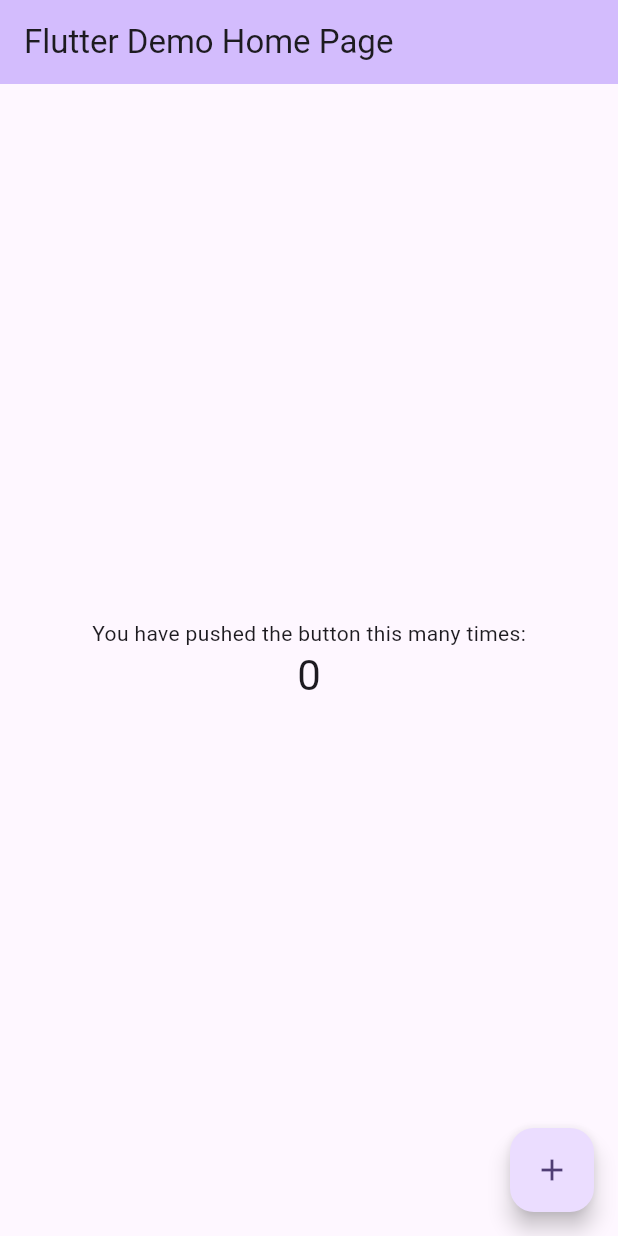
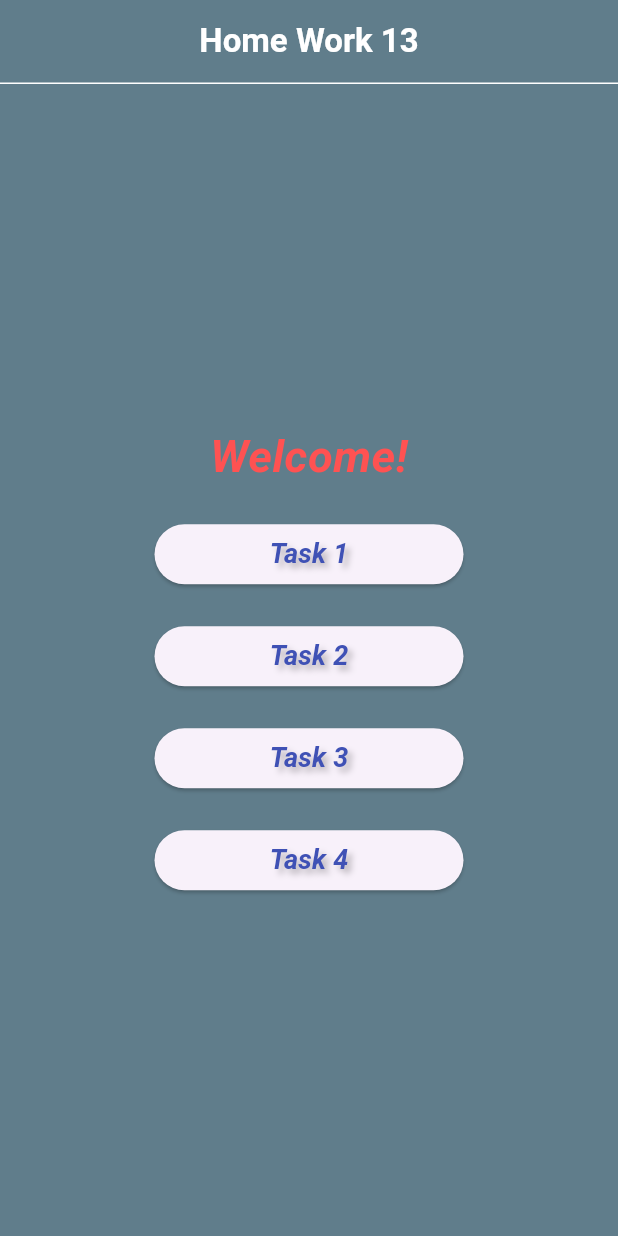
Before and after one commit to Spartakm67/flutter_hw13, a Flutter app: the screen it shows after launch, on a phone screen of 412 x 824 dp. Run offline on Flutter 3.47's test engine with Material 3 defaults, Android fonts, the phone set to English and light mode, and no system bars.

Commit message:
Task1 added

```diff
--- a/analysis_options.yaml
+++ b/analysis_options.yaml
@@ -11,7 +11,7 @@ include: package:flutter_lints/flutter.yaml
 
 linter:
   # The lint rules applied to this project can be customized in the
-  # section below to disable rules from the `package:flutter_lints/flutter.yaml`
+  # section below to disable rules from the `package: flutter_lints/flutter.yaml`
   # included above or to enable additional rules. A list of all available lints
   # and their documentation is published at https://dart.dev/lints.
   #
@@ -21,6 +21,7 @@ linter:
   # `// ignore_for_file: name_of_lint` syntax on the line or in the file
   # producing the lint.
   rules:
+    - require_trailing_commas
     # avoid_print: false  # Uncomment to disable the `avoid_print` rule
     # prefer_single_quotes: true  # Uncomment to enable the `prefer_single_quotes` rule
 
--- a/lib/main.dart
+++ b/lib/main.dart
@@ -1,4 +1,5 @@
 import 'package:flutter/material.dart';
+import 'package:flutter_hw13/screens/home_screen.dart';
 
 void main() {
   runApp(const MyApp());
@@ -7,119 +8,16 @@ void main() {
 class MyApp extends StatelessWidget {
   const MyApp({super.key});
 
-  // This widget is the root of your application.
   @override
   Widget build(BuildContext context) {
     return MaterialApp(
+      debugShowCheckedModeBanner: false,
       title: 'Flutter Demo',
       theme: ThemeData(
-        // This is the theme of your application.
-        //
-        // TRY THIS: Try running your application with "flutter run". You'll see
-        // the application has a purple toolbar. Then, without quitting the app,
-        // try changing the seedColor in the colorScheme below to Colors.green
-        // and then invoke "hot reload" (save your changes or press the "hot
-        // reload" button in a Flutter-supported IDE, or press "r" if you used
-        // the command line to start the app).
-        //
-        // Notice that the counter didn't reset back to zero; the application
-        // state is not lost during the reload. To reset the state, use hot
-        // restart instead.
-        //
-        // This works for code too, not just values: Most code changes can be
-        // tested with just a hot reload.
         colorScheme: ColorScheme.fromSeed(seedColor: Colors.deepPurple),
         useMaterial3: true,
       ),
-      home: const MyHomePage(title: 'Flutter Demo Home Page'),
+      home: const HomeScreen(),
     );
   }
 }
-
-class MyHomePage extends StatefulWidget {
-  const MyHomePage({super.key, required this.title});
-
-  // This widget is the home page of your application. It is stateful, meaning
-  // that it has a State object (defined below) that contains fields that affect
-  // how it looks.
-
-  // This class is the configuration for the state. It holds the values (in this
-  // case the title) provided by the parent (in this case the App widget) and
-  // used by the build method of the State. Fields in a Widget subclass are
-  // always marked "final".
-
-  final String title;
-
-  @override
-  State<MyHomePage> createState() => _MyHomePageState();
-}
-
-class _MyHomePageState extends State<MyHomePage> {
-  int _counter = 0;
-
-  void _incrementCounter() {
-    setState(() {
-      // This call to setState tells the Flutter framework that something has
-      // changed in this State, which causes it to rerun the build method below
-      // so that the display can reflect the updated values. If we changed
-      // _counter without calling setState(), then the build method would not be
-      // called again, and so nothing would appear to happen.
-      _counter++;
-    });
-  }
-
-  @override
-  Widget build(BuildContext context) {
-    // This method is rerun every time setState is called, for instance as done
-    // by the _incrementCounter method above.
-    //
-    // The Flutter framework has been optimized to make rerunning build methods
-    // fast, so that you can just rebuild anything that needs updating rather
-    // than having to individually change instances of widgets.
-    return Scaffold(
-      appBar: AppBar(
-        // TRY THIS: Try changing the color here to a specific color (to
-        // Colors.amber, perhaps?) and trigger a hot reload to see the AppBar
-        // change color while the other colors stay the same.
-        backgroundColor: Theme.of(context).colorScheme.inversePrimary,
-        // Here we take the value from the MyHomePage object that was created by
-        // the App.build method, and use it to set our appbar title.
-        title: Text(widget.title),
-      ),
-      body: Center(
-        // Center is a layout widget. It takes a single child and positions it
-        // in the middle of the parent.
-        child: Column(
-          // Column is also a layout widget. It takes a list of children and
-          // arranges them vertically. By default, it sizes itself to fit its
-          // children horizontally, and tries to be as tall as its parent.
-          //
-          // Column has various properties to control how it sizes itself and
-          // how it positions its children. Here we use mainAxisAlignment to
-          // center the children vertically; the main axis here is the vertical
-          // axis because Columns are vertical (the cross axis would be
-          // horizontal).
-          //
-          // TRY THIS: Invoke "debug painting" (choose the "Toggle Debug Paint"
-          // action in the IDE, or press "p" in the console), to see the
-          // wireframe for each widget.
-          mainAxisAlignment: MainAxisAlignment.center,
-          children: <Widget>[
-            const Text(
-              'You have pushed the button this many times:',
-            ),
-            Text(
-              '$_counter',
-              style: Theme.of(context).textTheme.headlineMedium,
-            ),
-          ],
-        ),
-      ),
-      floatingActionButton: FloatingActionButton(
-        onPressed: _incrementCounter,
-        tooltip: 'Increment',
-        child: const Icon(Icons.add),
-      ), // This trailing comma makes auto-formatting nicer for build methods.
-    );
-  }
-}
--- /dev/null
+++ b/lib/screens/home_screen.dart
@@ -0,0 +1,67 @@
+import 'package:flutter/material.dart';
+import 'package:flutter_hw13/styles/text_styles.dart';
+import 'package:flutter_hw13/widgets/custom_button.dart';
+import 'package:flutter_hw13/widgets/custom_app_bar.dart';
+import 'package:flutter_hw13/screens/task1.dart';
+
+class HomeScreen extends StatelessWidget {
+  const HomeScreen({
+    super.key,
+  });
+
+  @override
+  Widget build(BuildContext context) {
+    return Scaffold(
+      backgroundColor: Colors.blueGrey,
+      appBar: const CustomAppBar(title: 'Home Work 13'),
+      body: Center(
+        child: Column(
+          mainAxisAlignment: MainAxisAlignment.center,
+          children: [
+            TextStyles.styledText('Welcome!', TextStyles.greetingsText),
+            const SizedBox(height: 20),
+            CustomButton(
+              onPressed: () {
+                Navigator.push(
+                  context,
+                  MaterialPageRoute(
+                    builder: (_) => const ChatScreen(),
+                  ),
+                );
+              },
+              text: 'Task 1',
+            ),
+            const SizedBox(height: 20),
+            CustomButton(
+              onPressed: () {
+                // Navigator.push(
+                //   context,
+                //   MaterialPageRoute(
+                //     builder: (_) => TransactionFormAdd(
+                //       transactionStore: transactionStore,
+                //     ),
+                //   ),
+                // );
+              },
+              text: 'Task 2',
+            ),
+            const SizedBox(height: 20),
+            CustomButton(
+              onPressed: () {
+                Navigator.pushNamed(context, '/transactions');
+              },
+              text: 'Task 3',
+            ),
+            const SizedBox(height: 20),
+            CustomButton(
+              onPressed: () {
+                Navigator.pushNamed(context, '/analytics');
+              },
+              text: 'Task 4',
+            ),
+          ],
+        ),
+      ),
+    );
+  }
+}
--- /dev/null
+++ b/lib/styles/text_styles.dart
@@ -0,0 +1,56 @@
+import 'package:flutter/material.dart';
+
+class TextStyles {
+  static const TextStyle buttonText = TextStyle(
+    fontSize: 18,
+    color: Colors.indigo,
+    fontStyle: FontStyle.italic,
+    fontWeight: FontWeight.bold,
+    shadows: [
+      Shadow(
+        offset: Offset(3.0, 3.0),
+        blurRadius: 5.0,
+        color: Colors.black26,
+      ),
+    ],
+  );
+
+  static final ButtonStyle textButtonStyle = TextButton.styleFrom(
+    foregroundColor: Colors.indigo,
+    backgroundColor: Colors.white70,
+    padding: const EdgeInsets.symmetric(horizontal: 8, vertical: 8),
+    textStyle: TextStyles.buttonText,
+    shape: RoundedRectangleBorder(
+      borderRadius: BorderRadius.circular(12),
+    ),
+  );
+
+  static const TextStyle defaultText = TextStyle(
+    fontSize: 20,
+    color: Colors.blueAccent,
+    fontStyle: FontStyle.italic,
+  );
+
+  static const TextStyle greetingsText = TextStyle(
+    fontSize: 30,
+    color: Colors.redAccent,
+    fontStyle: FontStyle.italic,
+    fontWeight: FontWeight.bold,
+  );
+
+  static const TextStyle userText = TextStyle(
+    fontSize: 14,
+    color: Colors.blueAccent,
+    fontStyle: FontStyle.italic,
+    fontWeight: FontWeight.bold,
+  );
+
+  static Text styledText(String text, TextStyle style) {
+    return Text(
+      text,
+      style: style,
+      softWrap: true,
+      overflow: TextOverflow.visible,
+    );
+  }
+}
--- /dev/null
+++ b/lib/widgets/custom_app_bar.dart
@@ -0,0 +1,41 @@
+import 'package:flutter/material.dart';
+
+class CustomAppBar extends StatelessWidget implements PreferredSizeWidget {
+  final String title;
+  final Color backgroundColor;
+  final List<Widget>? actions;
+
+  const CustomAppBar({
+    super.key,
+    required this.title,
+    this.backgroundColor = Colors.blueGrey,
+    this.actions,
+  });
+
+  @override
+  Widget build(BuildContext context) {
+    return AppBar(
+      backgroundColor: backgroundColor,
+      title: Text(
+        title,
+        style: const TextStyle(
+          fontSize: 22,
+          fontWeight: FontWeight.bold,
+          color: Colors.white,
+        ),
+      ),
+      centerTitle: true,
+      actions: actions,
+      bottom: PreferredSize(
+        preferredSize: const Size.fromHeight(1.0),
+        child: Container(
+          color: Colors.white,
+          height: 1.0,
+        ),
+      ),
+    );
+  }
+
+  @override
+  Size get preferredSize => const Size.fromHeight(kToolbarHeight);
+}
--- /dev/null
+++ b/lib/widgets/custom_button.dart
@@ -0,0 +1,27 @@
+import 'package:flutter/material.dart';
+import 'package:flutter_hw13/styles/text_styles.dart';
+
+class CustomButton extends StatelessWidget {
+  final VoidCallback onPressed;
+  final String text;
+
+  const CustomButton({
+    super.key,
+    required this.onPressed,
+    required this.text,
+  });
+
+  @override
+  Widget build(BuildContext context) {
+    return FractionallySizedBox(
+      widthFactor: 0.5,
+      child: ElevatedButton(
+        onPressed: onPressed,
+        child: Text(
+          text,
+          style: TextStyles.buttonText,
+        ),
+      ),
+    );
+  }
+}
```
Also changed, not shown: lib/screens/task1.dart (added, +163 -0 lines), lib/services/simulate_chat_response.dart (added, +20 -0 lines).
